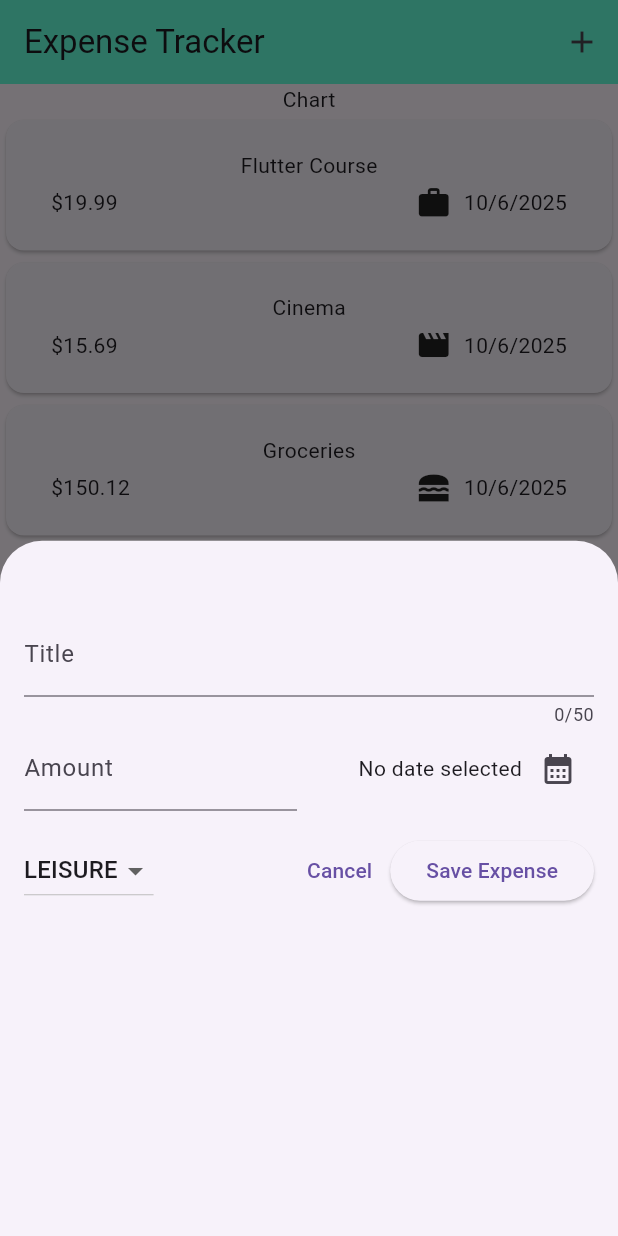
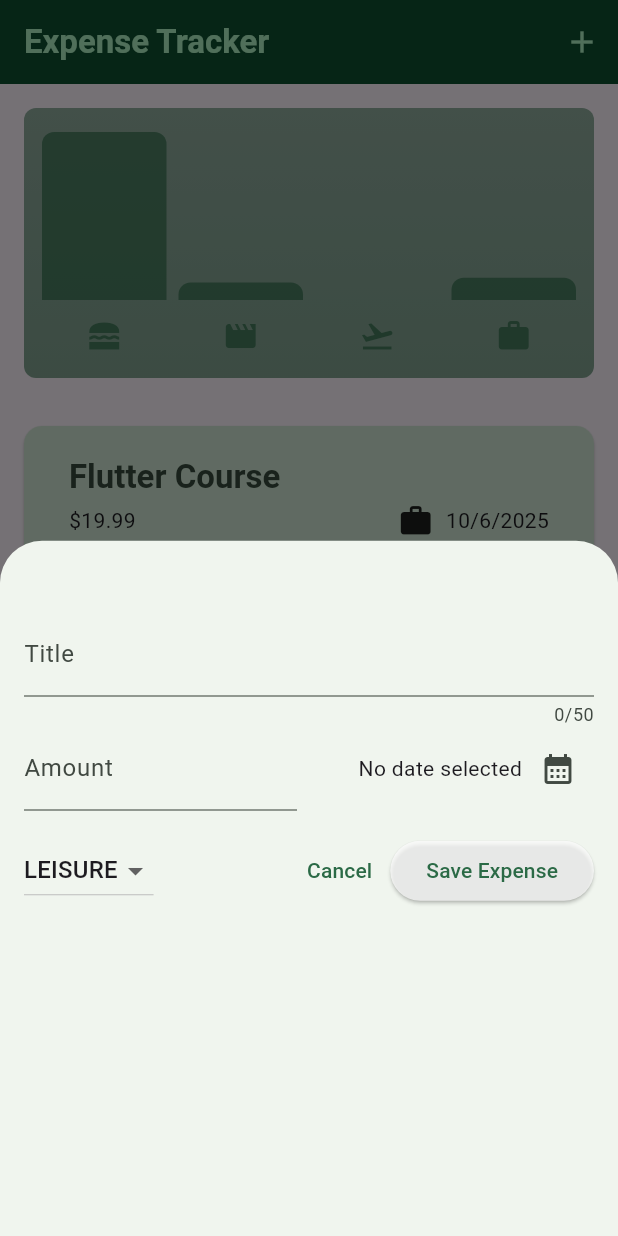
Before and after one commit to 63emre/expense_tracker_app, a Flutter app: the screen it shows after launch, after a tap on the "add" icon, on a phone screen of 412 x 824 dp. Run offline on Flutter 3.47's test engine with Material 3 defaults, Android fonts, the phone set to English and light mode, and no system bars.

Commit message:
app is complete except responsive ui

```diff
--- a/lib/main.dart
+++ b/lib/main.dart
@@ -1,6 +1,57 @@
 import 'package:flutter/material.dart';
 import 'widgets/expenses.dart';
+import "package:flutter/services.dart";
 
+var kColorScheme = ColorScheme.fromSeed(
+  seedColor: const Color.fromARGB(255, 119, 255, 176),
+);
+
+var kDarkColorScheme = ColorScheme.fromSeed(seedColor: Colors.teal);
 void main() {
-  runApp(MaterialApp(theme: ThemeData(useMaterial3: true), home: Expenses()));
+  // SystemChrome.setPreferredOrientations([DeviceOrientation.portraitUp]).then((
+  //fn,
+  //)
+  {
+    runApp(
+      MaterialApp(
+        darkTheme: ThemeData.dark().copyWith(
+          colorScheme: kDarkColorScheme,
+          brightness: Brightness.dark,
+          cardTheme: const CardThemeData().copyWith(
+            color: Colors.white70,
+            margin: EdgeInsets.symmetric(vertical: 16, horizontal: 16),
+          ),
+          elevatedButtonTheme: ElevatedButtonThemeData(
+            style: ElevatedButton.styleFrom(backgroundColor: Colors.white70),
+          ),
+        ),
+        theme: ThemeData() /*.dark()*/ .copyWith(
+          colorScheme: kColorScheme,
+          appBarTheme: const AppBarTheme().copyWith(
+            backgroundColor: kColorScheme.onPrimaryContainer,
+            foregroundColor: kColorScheme.primaryContainer,
+          ),
+          cardTheme: const CardThemeData().copyWith(
+            color: kColorScheme.secondaryContainer,
+            margin: EdgeInsets.symmetric(vertical: 16, horizontal: 16),
+          ),
+
+          elevatedButtonTheme: ElevatedButtonThemeData(
+            style: ElevatedButton.styleFrom(backgroundColor: Colors.white70),
+          ),
+
+          textTheme: ThemeData().textTheme.copyWith(
+            titleLarge: TextStyle(
+              fontWeight: FontWeight.bold,
+              color: kColorScheme.onSecondaryContainer,
+              fontSize: 22,
+            ),
+          ),
+        ),
+        themeMode: ThemeMode.system,
+        home: Expenses(),
+      ),
+    );
+    // });
+  }
 }
--- a/lib/models/expense.dart
+++ b/lib/models/expense.dart
@@ -32,3 +32,23 @@ class Expense {
     return formatter.format(date);
   }
 }
+
+class ExpenseBucket {
+  const ExpenseBucket({required this.category, required this.expenses});
+
+  ExpenseBucket.forCategory(List<Expense> allExpenses, this.category)
+    : expenses = allExpenses
+          .where((expense) => expense.category == category)
+          .toList();
+
+  final Category category;
+  final List<Expense> expenses;
+  double? get totalExpenses {
+    double sum = 0;
+
+    for (final expense in expenses) {
+      sum += expense.amount;
+    }
+    return sum;
+  }
+}
--- /dev/null
+++ b/lib/widgets/chart/chart.dart
@@ -0,0 +1,91 @@
+import 'package:flutter/material.dart';
+
+import 'package:expense_tracker_app/widgets/chart/chart_bar.dart';
+import 'package:expense_tracker_app/models/expense.dart';
+
+class Chart extends StatelessWidget {
+  const Chart({super.key, required this.expenses});
+
+  final List<Expense> expenses;
+
+  List<ExpenseBucket> get buckets {
+    return [
+      ExpenseBucket.forCategory(expenses, Category.food),
+      ExpenseBucket.forCategory(expenses, Category.leisure),
+      ExpenseBucket.forCategory(expenses, Category.travel),
+      ExpenseBucket.forCategory(expenses, Category.work),
+    ];
+  }
+
+  double get maxTotalExpense {
+    double maxTotalExpense = 0;
+
+    for (final bucket in buckets) {
+      if ((bucket.totalExpenses ?? 0) > maxTotalExpense) {
+        maxTotalExpense = bucket.totalExpenses!;
+      }
+    }
+
+    return maxTotalExpense;
+  }
+
+  @override
+  Widget build(BuildContext context) {
+    final isDarkMode =
+        MediaQuery.of(context).platformBrightness == Brightness.dark;
+    return Container(
+      margin: const EdgeInsets.all(16),
+      padding: const EdgeInsets.symmetric(vertical: 16, horizontal: 8),
+      width: double.infinity,
+      height: 180,
+      decoration: BoxDecoration(
+        borderRadius: BorderRadius.circular(8),
+        gradient: LinearGradient(
+          colors: [
+            Theme.of(context).colorScheme.primary.withAlpha(150),
+            Theme.of(context).colorScheme.primary.withAlpha(132),
+          ],
+          begin: Alignment.bottomCenter,
+          end: Alignment.topCenter,
+        ),
+      ),
+      child: Column(
+        children: [
+          Expanded(
+            child: Row(
+              crossAxisAlignment: CrossAxisAlignment.end,
+              children: [
+                for (final bucket in buckets) // alternative to map()
+                  ChartBar(
+                    fill: maxTotalExpense == 0
+                        ? 0
+                        : (bucket.totalExpenses ?? 0) / maxTotalExpense,
+                  ),
+              ],
+            ),
+          ),
+          const SizedBox(height: 12),
+          Row(
+            children: buckets
+                .map(
+                  (bucket) => Expanded(
+                    child: Padding(
+                      padding: const EdgeInsets.symmetric(horizontal: 4),
+                      child: Icon(
+                        categoryIcons[bucket.category],
+                        color: isDarkMode
+                            ? Theme.of(context).colorScheme.secondary
+                            : Theme.of(
+                                context,
+                              ).colorScheme.primary.withOpacity(0.7),
+                      ),
+                    ),
+                  ),
+                )
+                .toList(),
+          ),
+        ],
+      ),
+    );
+  }
+}
--- /dev/null
+++ b/lib/widgets/chart/chart_bar.dart
@@ -0,0 +1,32 @@
+import 'package:flutter/material.dart';
+
+class ChartBar extends StatelessWidget {
+  const ChartBar({super.key, required this.fill});
+
+  final double fill;
+
+  @override
+  Widget build(BuildContext context) {
+    final isDarkMode =
+        MediaQuery.of(context).platformBrightness == Brightness.dark;
+    return Expanded(
+      child: Padding(
+        padding: const EdgeInsets.symmetric(horizontal: 4),
+        child: FractionallySizedBox(
+          heightFactor: fill,
+          child: DecoratedBox(
+            decoration: BoxDecoration(
+              shape: BoxShape.rectangle,
+              borderRadius: const BorderRadius.vertical(
+                top: Radius.circular(8),
+              ),
+              color: isDarkMode
+                  ? Theme.of(context).colorScheme.secondary
+                  : Theme.of(context).colorScheme.primary.withOpacity(0.65),
+            ),
+          ),
+        ),
+      ),
+    );
+  }
+}
--- a/lib/widgets/expenses.dart
+++ b/lib/widgets/expenses.dart
@@ -1,4 +1,5 @@
 import 'package:expense_tracker_app/models/expense.dart';
+import 'package:expense_tracker_app/widgets/chart/chart.dart';
 import 'package:expense_tracker_app/widgets/new_expense.dart';
 import 'package:flutter/material.dart';
 import 'expenses_list/expenses_list.dart';
@@ -48,16 +49,39 @@ class _ExpensesState extends State<Expenses> {
   }
 
   void _removeExpense(Expense expense) {
+    final expenseIndex = _registeredExpenses.indexOf(expense);
     setState(() {
       _registeredExpenses.remove(expense);
     });
+    ScaffoldMessenger.of(context).clearSnackBars();
+    ScaffoldMessenger.of(context).showSnackBar(
+      SnackBar(
+        duration: const Duration(seconds: 3),
+        content: Text("expense deleted"),
+        action: SnackBarAction(
+          label: "Undo",
+          onPressed: () {
+            setState(() {
+              _registeredExpenses.insert(expenseIndex, expense);
+            });
+          },
+        ),
+      ),
+    );
   }
 
   @override
   Widget build(BuildContext context) {
+    Widget mainContent = const Center(child: Text("no expenses "));
+
+    if (_registeredExpenses.isNotEmpty) {
+      mainContent = ExpensesList(
+        expenses: _registeredExpenses,
+        onRemoveExpense: _removeExpense,
+      );
+    }
     return Scaffold(
       appBar: AppBar(
-        backgroundColor: Colors.tealAccent,
         title: const Text('Expense Tracker'),
         actions: [
           IconButton(
@@ -68,13 +92,8 @@ class _ExpensesState extends State<Expenses> {
       ),
       body: Column(
         children: [
-          const Text('Chart'),
-          Expanded(
-            child: ExpensesList(
-              expenses: _registeredExpenses,
-              onRemoveExpense: _removeExpense,
-            ),
-          ),
+          Chart(expenses: _registeredExpenses),
+          Expanded(child: mainContent),
         ],
       ),
     );
--- a/lib/widgets/expenses_list/expense_item.dart
+++ b/lib/widgets/expenses_list/expense_item.dart
@@ -12,8 +12,9 @@ class ExpenseItem extends StatelessWidget {
       child: Padding(
         padding: const EdgeInsets.symmetric(horizontal: 30, vertical: 20),
         child: Column(
+          crossAxisAlignment: CrossAxisAlignment.start,
           children: [
-            Text(expense.title),
+            Text(expense.title, style: Theme.of(context).textTheme.titleLarge),
             const SizedBox(height: 3),
             Row(
               children: [
--- a/lib/widgets/expenses_list/expenses_list.dart
+++ b/lib/widgets/expenses_list/expenses_list.dart
@@ -17,6 +17,10 @@ class ExpensesList extends StatelessWidget {
       itemCount: expenses.length,
       itemBuilder: (context, index) => Dismissible(
         key: ValueKey(expenses[index]),
+        background: Container(
+          color: Theme.of(context).colorScheme.error,
+          margin: const EdgeInsets.symmetric(horizontal: 16),
+        ),
         onDismissed: (direction) => {onRemoveExpense(expenses[index])},
         child: ExpenseItem(expenses[index]),
       ),
```
Also changed, not shown: flutter_01.png (deleted).
